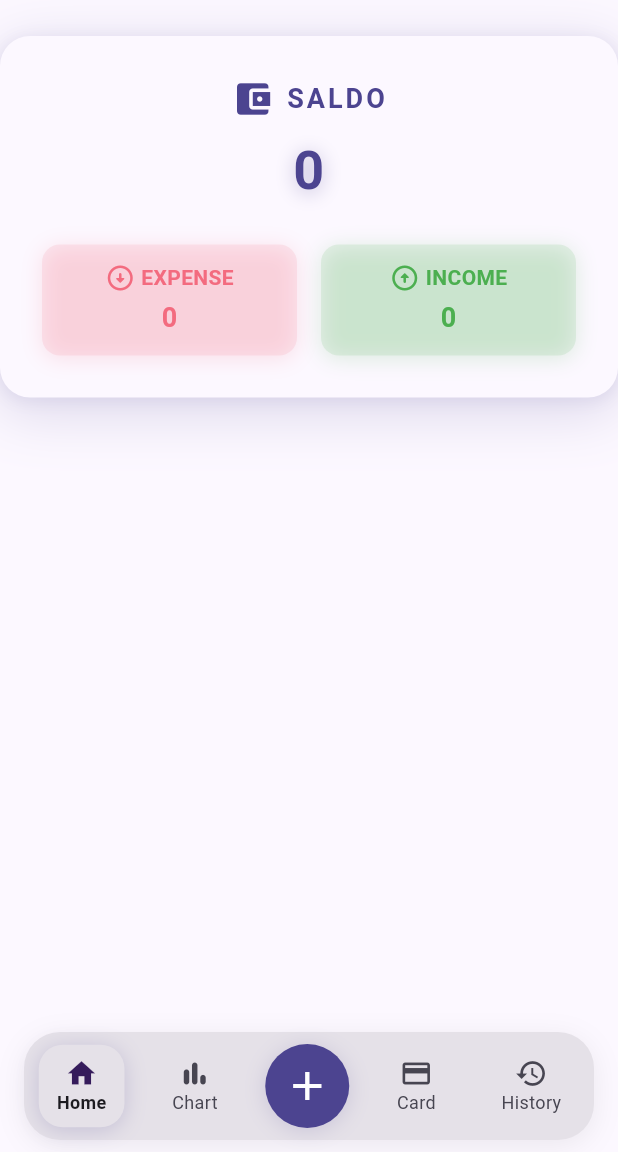
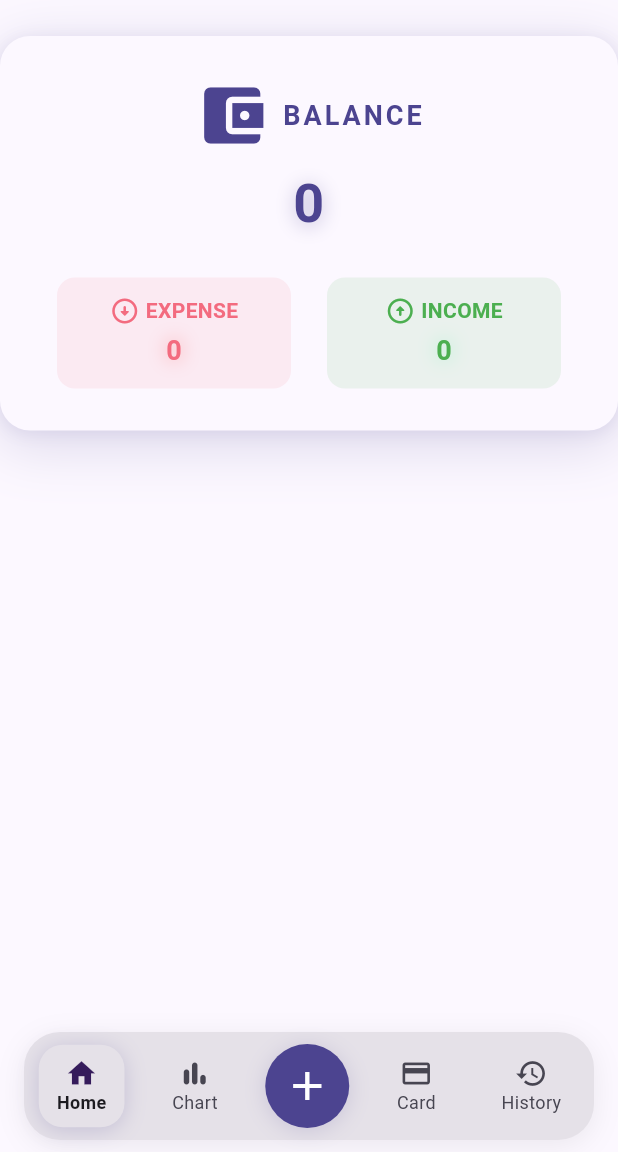
Before and after one commit to TEUNGKU-ZULKIFLI/finance_tracker, a Flutter app: the screen it shows after launch, on a phone screen of 412 x 824 dp, the part 84-1236 px from its top. Run offline on Flutter 3.47's test engine with Material 3 defaults, Android fonts, the phone set to English and light mode, and no system bars; our stand-ins replace sqflite; accounts and stored records are empty.

Commit message:
💄 ui(card_saldo): update tampilan saldo card (minor UI improvements)

```diff
--- a/lib/widgets/cards/card_saldo.dart
+++ b/lib/widgets/cards/card_saldo.dart
@@ -23,9 +23,15 @@ class _CardSaldoState extends State<CardSaldo> {
 
   Future<void> _loadTotalEquity() async {
     final db = await DbService.database;
-    final expenseSumRes = await db.rawQuery('SELECT SUM(expense_estimation) as total FROM equity');
-    final incomeSumRes = await db.rawQuery('SELECT SUM(income_estimation) as total FROM equity');
-    final saldoSumRes = await db.rawQuery('SELECT SUM(estimation_saldo) as total FROM equity');
+    final expenseSumRes = await db.rawQuery(
+      'SELECT SUM(expense_estimation) as total FROM equity',
+    );
+    final incomeSumRes = await db.rawQuery(
+      'SELECT SUM(income_estimation) as total FROM equity',
+    );
+    final saldoSumRes = await db.rawQuery(
+      'SELECT SUM(estimation_saldo) as total FROM equity',
+    );
 
     expenseEstimation = (expenseSumRes.first['total'] as int?) ?? 0;
     incomeEstimation = (incomeSumRes.first['total'] as int?) ?? 0;
@@ -58,17 +64,21 @@ class _CardSaldoState extends State<CardSaldo> {
         ],
       ),
       child: Padding(
-        padding: const EdgeInsets.symmetric(horizontal: 28, vertical: 28),
+        padding: const EdgeInsets.symmetric(horizontal: 38, vertical: 28),
         child: Column(
           crossAxisAlignment: CrossAxisAlignment.stretch,
           children: [
             Row(
               mainAxisAlignment: MainAxisAlignment.center,
               children: [
-                Icon(Icons.account_balance_wallet, color: colorScheme.primary, size: 28),
+                Icon(
+                  Icons.account_balance_wallet,
+                  color: colorScheme.primary,
+                  size: 50,
+                ),
                 const SizedBox(width: 8),
                 Text(
-                  'SALDO',
+                  'BALANCE',
                   style: TextStyle(
                     fontSize: 18,
                     fontWeight: FontWeight.bold,
@@ -103,64 +113,92 @@ class _CardSaldoState extends State<CardSaldo> {
                   child: Container(
                     padding: const EdgeInsets.symmetric(vertical: 12),
                     decoration: BoxDecoration(
-                      color: colorScheme.expense.withOpacity(0.12),
+                      color: colorScheme.expense.withOpacity(0.10),
                       borderRadius: BorderRadius.circular(12),
-                      boxShadow: [
-                        BoxShadow(
-                          color: colorScheme.expense.withOpacity(0.18),
-                          blurRadius: 12,
-                          offset: const Offset(0, 2),
-                        ),
-                      ],
                     ),
                     child: Column(
                       children: [
                         Row(
                           mainAxisAlignment: MainAxisAlignment.center,
                           children: [
-                            Icon(Icons.arrow_circle_down_rounded, color: colorScheme.expense, size: 20),
+                            Icon(
+                              Icons.arrow_circle_down_rounded,
+                              color: colorScheme.expense,
+                              size: 20,
+                            ),
                             const SizedBox(width: 4),
-                            Text('EXPENSE', style: TextStyle(fontWeight: FontWeight.bold, color: colorScheme.expense)),
+                            Text(
+                              'EXPENSE',
+                              style: TextStyle(
+                                fontWeight: FontWeight.bold,
+                                color: colorScheme.expense,
+                              ),
+                            ),
                           ],
                         ),
                         const SizedBox(height: 4),
                         Text(
                           expenseEstimation.toString(),
-                          style: TextStyle(fontSize: 18, fontWeight: FontWeight.w600, color: colorScheme.expense),
+                          style: TextStyle(
+                            fontSize: 18,
+                            fontWeight: FontWeight.w600,
+                            color: colorScheme.expense,
+                            shadows: [
+                              Shadow(
+                                color: Colors.redAccent.withOpacity(0.55),
+                                blurRadius: 16,
+                                offset: Offset(0, 0),
+                              ),
+                            ],
+                          ),
                         ),
                       ],
                     ),
                   ),
                 ),
-                const SizedBox(width: 16),
+                const SizedBox(width: 24),
                 Expanded(
                   child: Container(
                     padding: const EdgeInsets.symmetric(vertical: 12),
                     decoration: BoxDecoration(
-                      color: colorScheme.income.withOpacity(0.12),
+                      color: colorScheme.income.withOpacity(0.10),
                       borderRadius: BorderRadius.circular(12),
-                      boxShadow: [
-                        BoxShadow(
-                          color: colorScheme.income.withOpacity(0.18),
-                          blurRadius: 12,
-                          offset: const Offset(0, 2),
-                        ),
-                      ],
                     ),
                     child: Column(
                       children: [
                         Row(
                           mainAxisAlignment: MainAxisAlignment.center,
                           children: [
-                            Icon(Icons.arrow_circle_up_rounded, color: colorScheme.income, size: 20),
+                            Icon(
+                              Icons.arrow_circle_up_rounded,
+                              color: colorScheme.income,
+                              size: 20,
+                            ),
                             const SizedBox(width: 4),
-                            Text('INCOME', style: TextStyle(fontWeight: FontWeight.bold, color: colorScheme.income)),
+                            Text(
+                              'INCOME',
+                              style: TextStyle(
+                                fontWeight: FontWeight.bold,
+                                color: colorScheme.income,
+                              ),
+                            ),
                           ],
                         ),
                         const SizedBox(height: 4),
                         Text(
                           incomeEstimation.toString(),
-                          style: TextStyle(fontSize: 18, fontWeight: FontWeight.w600, color: colorScheme.income),
+                          style: TextStyle(
+                            fontSize: 18,
+                            fontWeight: FontWeight.w600,
+                            color: colorScheme.income,
+                            shadows: [
+                              Shadow(
+                                color: Colors.greenAccent.withOpacity(0.55),
+                                blurRadius: 16,
+                                offset: Offset(0, 0),
+                              ),
+                            ],
+                          ),
                         ),
                       ],
                     ),
```
